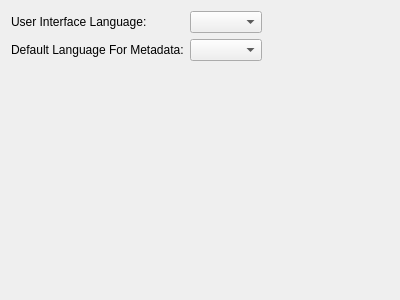
First picture: the form in src/Sigil/Form_Files/PLanguageWidget.ui, repository Sigil-Ebook/Sigil, before the edit.
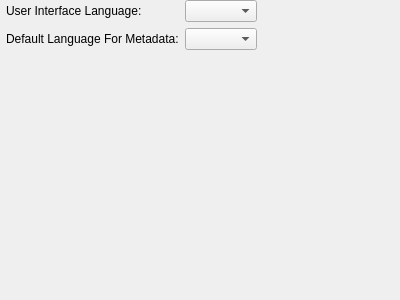
Second picture: the form after the edit.

Commit message: Fix alignment of preferences widgets to match parent dialog.

Patch:
```diff
--- a/src/Sigil/Form_Files/PLanguageWidget.ui
+++ b/src/Sigil/Form_Files/PLanguageWidget.ui
@@ -14,6 +14,18 @@
    <string>Language</string>
   </property>
   <layout class="QVBoxLayout" name="verticalLayout">
+   <property name="leftMargin">
+    <number>6</number>
+   </property>
+   <property name="topMargin">
+    <number>0</number>
+   </property>
+   <property name="rightMargin">
+    <number>0</number>
+   </property>
+   <property name="bottomMargin">
+    <number>0</number>
+   </property>
    <item>
     <layout class="QHBoxLayout" name="horizontalLayout" stretch="0,0">
      <item>
```
The commit also changes 4 other files.
